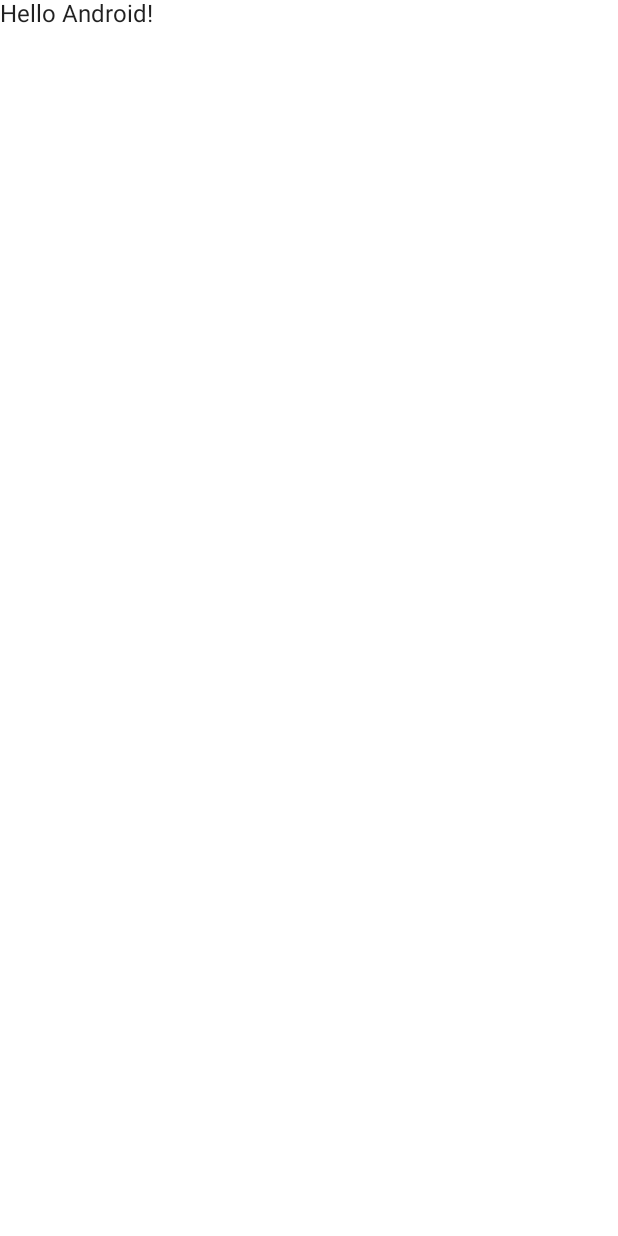
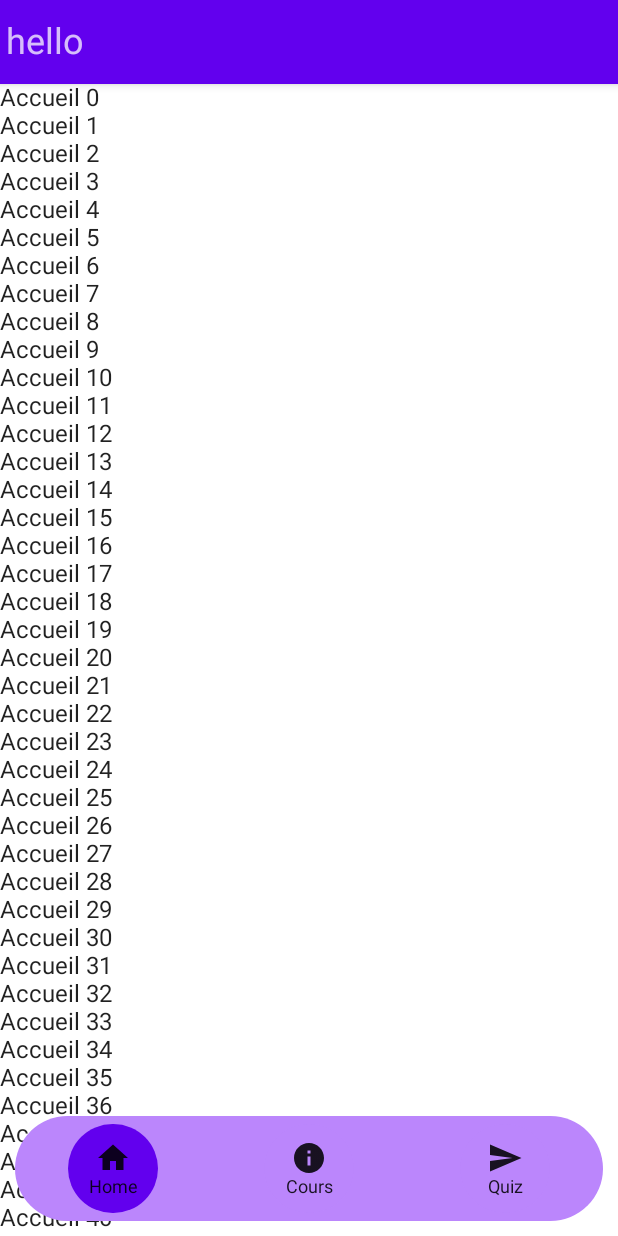
Before and after one commit to cherubalex/EZ_Docs_App, an Android app built with Jetpack Compose: the screen it shows after launch (MainActivity), on a phone screen of 412 x 824 dp. Before the commit the screen is almost empty. Run offline under Robolectric (Android 15) with nearby library versions, the phone set to English and light mode, and no system bars.

Commit message:
Utilisation de la navbar + UI principale (?) de l'application

```diff
--- a/app/src/main/java/com/example/ez_docs_app/MainActivity.kt
+++ b/app/src/main/java/com/example/ez_docs_app/MainActivity.kt
@@ -1,40 +1,111 @@
 package com.example.ez_docs_app
 
-import android.content.res.Configuration
+import android.annotation.SuppressLint
+import android.icu.text.CaseMap.Title
 import android.os.Bundle
 import androidx.activity.ComponentActivity
 import androidx.activity.compose.setContent
-import androidx.compose.foundation.background
+import androidx.compose.foundation.gestures.Orientation
+import androidx.compose.foundation.gestures.scrollable
 import androidx.compose.foundation.layout.*
-import androidx.compose.foundation.shape.CircleShape
-import androidx.compose.material.MaterialTheme
-import androidx.compose.material.Surface
-import androidx.compose.material.Text
+import androidx.compose.foundation.rememberScrollState
+import androidx.compose.foundation.verticalScroll
+import androidx.compose.material.*
+import androidx.compose.material.icons.Icons
+import androidx.compose.material.icons.filled.Home
+import androidx.compose.material.icons.filled.Info
+import androidx.compose.material.icons.filled.Send
 import androidx.compose.runtime.Composable
+import androidx.compose.runtime.mutableStateOf
+import androidx.compose.runtime.remember
 import androidx.compose.ui.Modifier
-import androidx.compose.ui.draw.clip
-import androidx.compose.ui.graphics.Color
-import androidx.compose.ui.graphics.RectangleShape
-import androidx.compose.ui.platform.LocalConfiguration
 import androidx.compose.ui.tooling.preview.Preview
 import androidx.compose.ui.unit.dp
+import androidx.compose.ui.unit.sp
+import androidx.navigation.NavHostController
+import androidx.navigation.compose.NavHost
+import androidx.navigation.compose.composable
+import androidx.navigation.compose.rememberNavController
 import com.example.ez_docs_app.ui.theme.EZ_Docs_AppTheme
+import com.example.ez_docs_app.ui.theme.Purple500
+import java.util.*
 
 class MainActivity : ComponentActivity() {
+    @SuppressLint("UnusedMaterialScaffoldPaddingParameter")
     override fun onCreate(savedInstanceState: Bundle?) {
         super.onCreate(savedInstanceState)
+
+        //"Descriptions" de tous les éléments de la navbar + destinations
+        val pagesDescriptors = listOf(
+            NavBarElementDescriptor("Home", "home", Icons.Default.Home),
+            NavBarElementDescriptor("Cours", "cours", Icons.Default.Info),
+            NavBarElementDescriptor("Quiz", "quiz", Icons.Default.Send)
+        )
+
+
         setContent {
             EZ_Docs_AppTheme {
-                // A surface container using the 'background' color from the theme
-                Surface(
-                    modifier = Modifier.fillMaxSize(),
-                    color = MaterialTheme.colors.background
+                //Permet de gérer la navigation dans l'application grace à la methode .navigate("dest")
+                val navController = rememberNavController()
+
+                //Permet de changer le titre
+                val topTitle = remember { mutableStateOf("Accueil") }
+
+                //Pour plus d'info : https://developer.android.com/jetpack/compose/layouts/material?hl=fr#scaffold
+                Scaffold(
+                    topBar = {
+                        TopAppBar(
+                            elevation = 4.dp,
+                            backgroundColor = Purple500
+                        ) {
+                            Text(text = "hello", fontSize = 24.sp)
+                        }
+                    },
+                    bottomBar = {
+                        navBar(navController, pagesDescriptors)
+                    }
                 ) {
-                    Greeting("Android")
+                    Surface(modifier = Modifier.fillMaxSize(), color = MaterialTheme.colors.background) {
+                        NavHost(navController, startDestination = "home") { //Permet de "choisir"/"délimiter" les pages de l'application
+                            composable("home") { HomePage(navController) }
+                            composable("cours") { CoursPage(navController) }
+                            composable("quiz") { QuizPage(navController) }
+                        }
+                    }
                 }
             }
         }
     }
+}
+
+@Composable
+fun HomePage(navController : NavHostController) {
+    //todo : ajouter le vrai contenu
+    //todo 2 : Actuellement une partie du contenu est caché par la navbar, même quand on scroll à fond.
+    Column() {
+        Column(
+            modifier = Modifier
+                .fillMaxSize()
+                .verticalScroll(rememberScrollState())
+                .weight(weight = 2f, fill = false)
+        ) {
+            for (i in 0..42) {
+                Text(text = "Accueil $i")
+            }
+        }
+    }
+}
+
+@Composable
+fun CoursPage(navController : NavHostController) {
+    //todo : ajouter le vrai contenu
+    Text(text = "Cours")
+}
+
+@Composable
+fun QuizPage(navController : NavHostController) {
+    //todo : ajouter le vrai contenu
+    Text(text = "Pages")
 }
 
 @Composable
--- a/app/src/main/java/com/example/ez_docs_app/NavBar.kt
+++ b/app/src/main/java/com/example/ez_docs_app/NavBar.kt
@@ -6,9 +6,7 @@
 import androidx.compose.foundation.shape.CircleShape
 import androidx.compose.material.icons.Icons
 import androidx.compose.material.icons.filled.Home
-import androidx.compose.material.icons.rounded.Home
 import androidx.compose.material.Icon
-import androidx.compose.material.MaterialTheme
 import androidx.compose.material.Surface
 import androidx.compose.material.Text
 import androidx.compose.runtime.Composable
@@ -24,6 +22,8 @@
 import androidx.compose.ui.unit.dp
 import androidx.compose.ui.unit.sp
 import androidx.navigation.NavHostController
+import com.example.ez_docs_app.ui.theme.Purple200
+import com.example.ez_docs_app.ui.theme.Purple500
 
 // Lien intéressant sur "Arrangement" :
 //  https://developer.android.com/reference/kotlin/androidx/compose/foundation/layout/Arrangement
@@ -47,8 +47,8 @@
 //Permet d'obtenir une couleur si l'élément est sélectionné (ou pas).
 @Composable
 fun getColorForSelection(selected : Boolean) : Color {
-    if(selected) return MaterialTheme.colors.onPrimary      //Sélectionné
-    return MaterialTheme.colors.primary                     //Pas sélectionné
+    if(selected) return Purple500           //Sélectionné
+    return Purple200                        //Pas sélectionné
 }
 
 ///////////////////////////
@@ -58,14 +58,11 @@
 // Créé une surface avec un arrière-plan transparent
 // puis ajoute sur cette surface la barre de navigation en elle-même (NavBarContent())
 @Composable
-fun navBar(navController : NavHostController, content : List<NavBarElementDescriptor>) {
+fun navBarSurface(navController : NavHostController, content : List<NavBarElementDescriptor>) {
     val configuration = LocalConfiguration.current
     val screenWidth = configuration.screenWidthDp
     val screenHeight = configuration.screenHeightDp
     val paddingOnSides = 20
-
-    //Stocke le nom de la destination cliqué la plus récemment (premier élément de la liste par défaut)
-    var selectedElem = remember { mutableStateOf(content[0].elementDest) }
 
     //La surface permet de superposer la navbar au-dessus de tout le reste
     Surface (
@@ -74,6 +71,20 @@
         color = Color.Transparent   //La surface a un arrière-plan transparent
     ) {
         //Ajouter la NavBar en elle-même sur la surface
+        navBar(navController = navController, content = content)
+    }
+}
+
+//Pour être utilisé dans un Scaffold
+@Composable
+fun navBar(navController : NavHostController, content : List<NavBarElementDescriptor>) {
+    val configuration = LocalConfiguration.current
+    val screenWidth = configuration.screenWidthDp
+
+    //Stocke le nom de la destination cliqué la plus récemment (premier élément de la liste par défaut)
+    var selectedElem = remember { mutableStateOf(content[0].elementDest) }
+
+
     navBarShape(screenWidth) {
         for(element in content) {
             //Ajouter tous les éléments un par un
@@ -85,8 +96,8 @@
                 onclick = {
                     selectedElem.value = element.elementDest        //stocker l'élément sélectionné
                     navController.navigate(element.elementDest)     //changer de page
-                    })
                 }
+            )
         }
     }
 }
@@ -103,7 +114,7 @@
             .clip(CircleShape)
             .width((screenWidth - paddingOnSides / 2).dp)
             .height(navBarHeight.dp)
-            .background(MaterialTheme.colors.primary), //dynamicDarkColorScheme(LocalContext.current).primary
+            .background(Purple200),
     ) {
         Row(
             modifier = Modifier.fillMaxSize(),      //Faire en sorte que la ligne prenne tout l'espace
@@ -121,8 +132,8 @@
         modifier = Modifier
             .padding(5.dp)      //5 de chaque côté
             .clip(CircleShape)
-            .size((navBarHeight-10).dp)
-            .background(backgroundCol )
+            .size((navBarHeight - 10).dp)
+            .background(backgroundCol)
             .clickable { onclick() },
     ) {
         Column(
```
Lines whose indentation alone changed are shown as unchanged.
